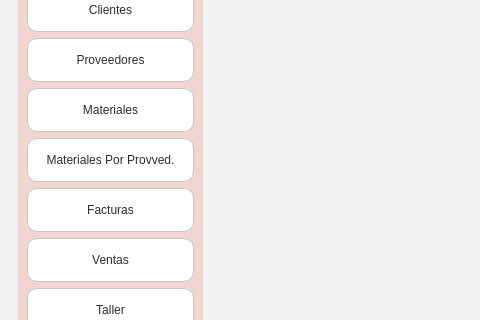
This is Proyecto/Interfaces/Ui/Ventana_principal.ui in EdCenten0/MAPA-Python as Qt 5 draws it before an edit; both pictures show x 0 to 480 and y 169 to 489 of the 1138 by 755 pixel window. The edited form follows.
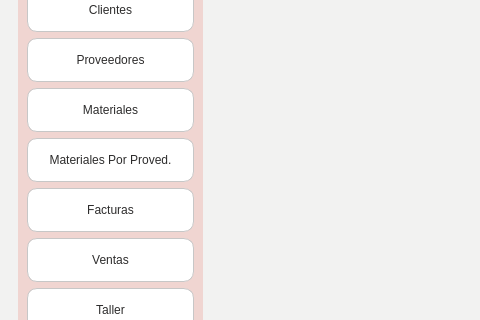
This is the edited form. Icons and pictures are not drawn.

Commit message: rediseño de estilos css en ventana principal y en vista previa pedidos

```diff
--- a/Proyecto/Interfaces/Ui/Ventana_principal.ui
+++ b/Proyecto/Interfaces/Ui/Ventana_principal.ui
@@ -311,7 +311,7 @@
 </string>
               </property>
               <property name="text">
-               <string>Materiales Por Provved.</string>
+               <string>Materiales Por Proved.</string>
               </property>
               <property name="iconSize">
                <size>
```
Left out of the diff: 21 changed lines with no effect on the pictures. The commit also changes 4 other files.
